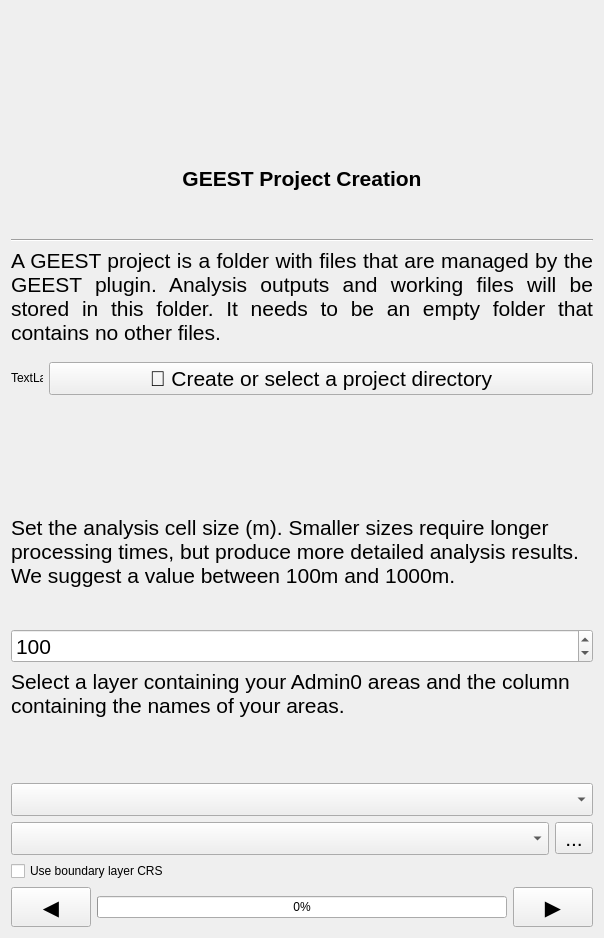
The window that geest/ui/create_project_panel_base.ui (worldbank/GEEST) describes before a commit, drawn with Qt 5.
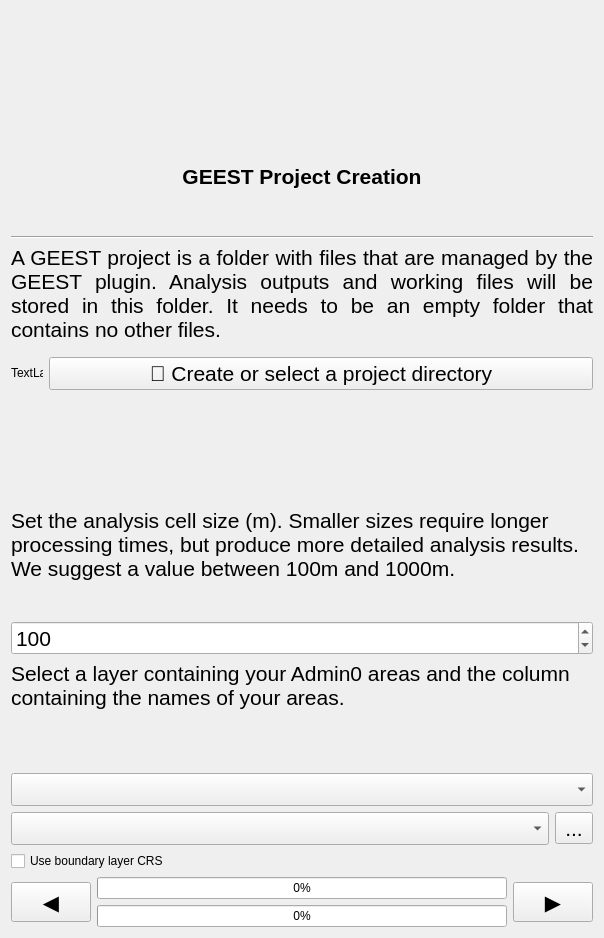
The same window after the commit. Icons and pictures are not drawn. Custom widgets are drawn as their Qt base class.

Patch:
```diff
--- a/geest/ui/create_project_panel_base.ui
+++ b/geest/ui/create_project_panel_base.ui
@@ -13,7 +13,7 @@
   <property name="windowTitle">
    <string>Form</string>
   </property>
-  <layout class="QGridLayout" name="gridLayout">
+  <layout class="QGridLayout" name="gridLayout_2">
    <item row="0" column="0">
     <widget class="QLabel" name="banner_label">
      <property name="text">
@@ -251,8 +251,8 @@
     </widget>
    </item>
    <item row="12" column="0">
-    <layout class="QHBoxLayout" name="horizontalLayout_3">
-     <item>
+    <layout class="QGridLayout" name="gridLayout">
+     <item row="0" column="0" rowspan="2">
       <widget class="QPushButton" name="previous_button">
        <property name="sizePolicy">
         <sizepolicy hsizetype="Minimum" vsizetype="Minimum">
@@ -282,8 +282,8 @@
        </property>
       </widget>
      </item>
-     <item>
-      <widget class="QProgressBar" name="progress_bar">
+     <item row="0" column="1">
+      <widget class="QProgressBar" name="child_progress_bar">
        <property name="sizePolicy">
         <sizepolicy hsizetype="Minimum" vsizetype="Fixed">
          <horstretch>0</horstretch>
@@ -295,7 +295,7 @@
        </property>
       </widget>
      </item>
-     <item>
+     <item row="0" column="2" rowspan="2">
       <widget class="QPushButton" name="next_button">
        <property name="sizePolicy">
         <sizepolicy hsizetype="Minimum" vsizetype="Minimum">
@@ -325,6 +325,19 @@
        </property>
       </widget>
      </item>
+     <item row="1" column="1">
+      <widget class="QProgressBar" name="progress_bar">
+       <property name="sizePolicy">
+        <sizepolicy hsizetype="Minimum" vsizetype="Fixed">
+         <horstretch>0</horstretch>
+         <verstretch>0</verstretch>
+        </sizepolicy>
+       </property>
+       <property name="value">
+        <number>0</number>
+       </property>
+      </widget>
+     </item>
     </layout>
    </item>
   </layout>
```
